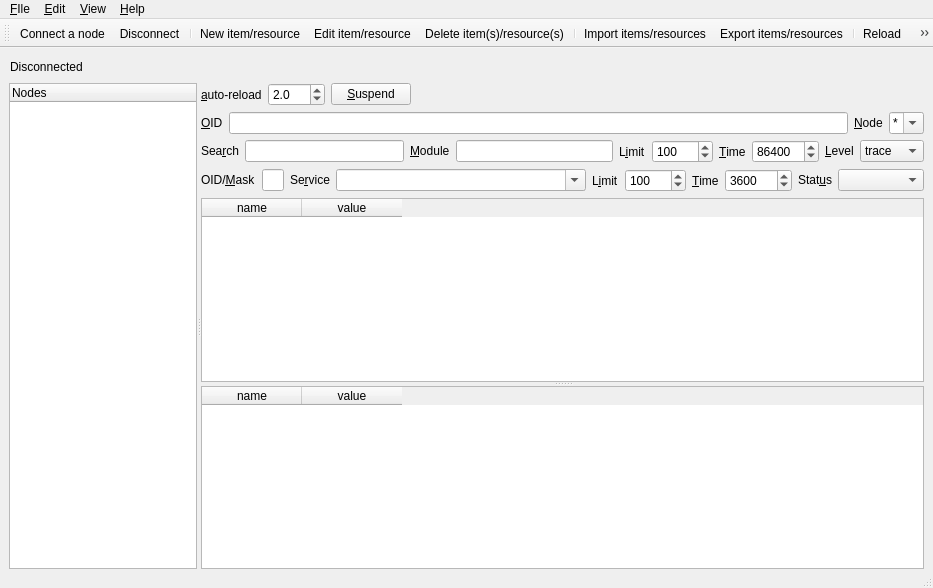
This is ui/main.ui in eva-ics/ecmui as Qt 5 draws it before an edit. The edited form follows.
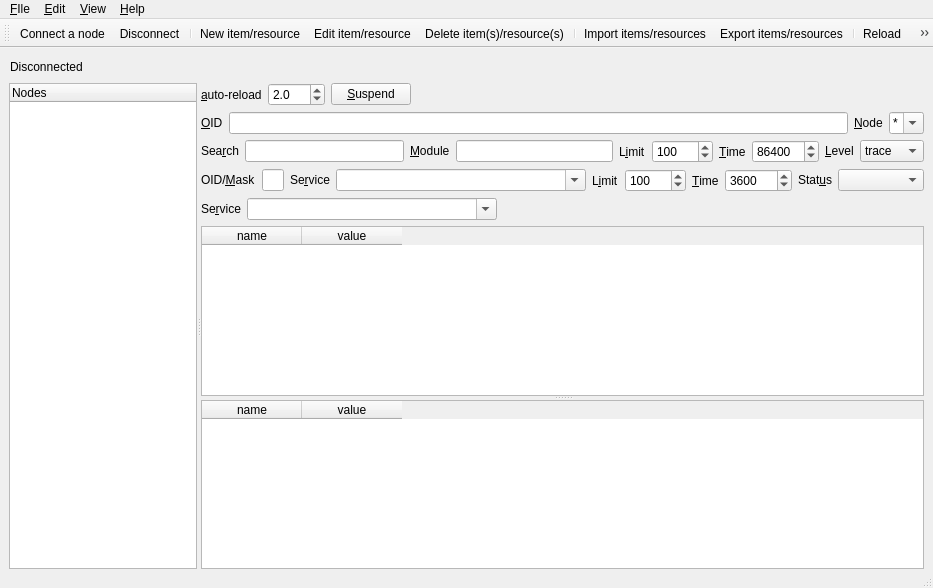
This is the edited form. Icons and pictures are not drawn.

Patch:
```diff
--- a/ui/main.ui
+++ b/ui/main.ui
@@ -534,6 +534,43 @@
           </item>
          </layout>
         </item>
+        <item>
+         <layout class="QHBoxLayout" name="hl_user_filter">
+          <item>
+           <layout class="QFormLayout" name="formLayout_11">
+            <item row="0" column="0">
+             <widget class="QLabel" name="label_user_service">
+              <property name="text">
+               <string>Se&amp;rvice</string>
+              </property>
+              <property name="buddy">
+               <cstring>i_user_service</cstring>
+              </property>
+             </widget>
+            </item>
+            <item row="0" column="1">
+             <widget class="QComboBox" name="i_user_service">
+              <property name="minimumSize">
+               <size>
+                <width>250</width>
+                <height>0</height>
+               </size>
+              </property>
+              <property name="maximumSize">
+               <size>
+                <width>250</width>
+                <height>40</height>
+               </size>
+              </property>
+              <property name="editable">
+               <bool>true</bool>
+              </property>
+             </widget>
+            </item>
+           </layout>
+          </item>
+         </layout>
+        </item>
         <item>
          <widget class="QSplitter" name="splitter_tables">
           <property name="sizePolicy">
```
Left out of the diff: 1 changed line with no effect on the pictures.
